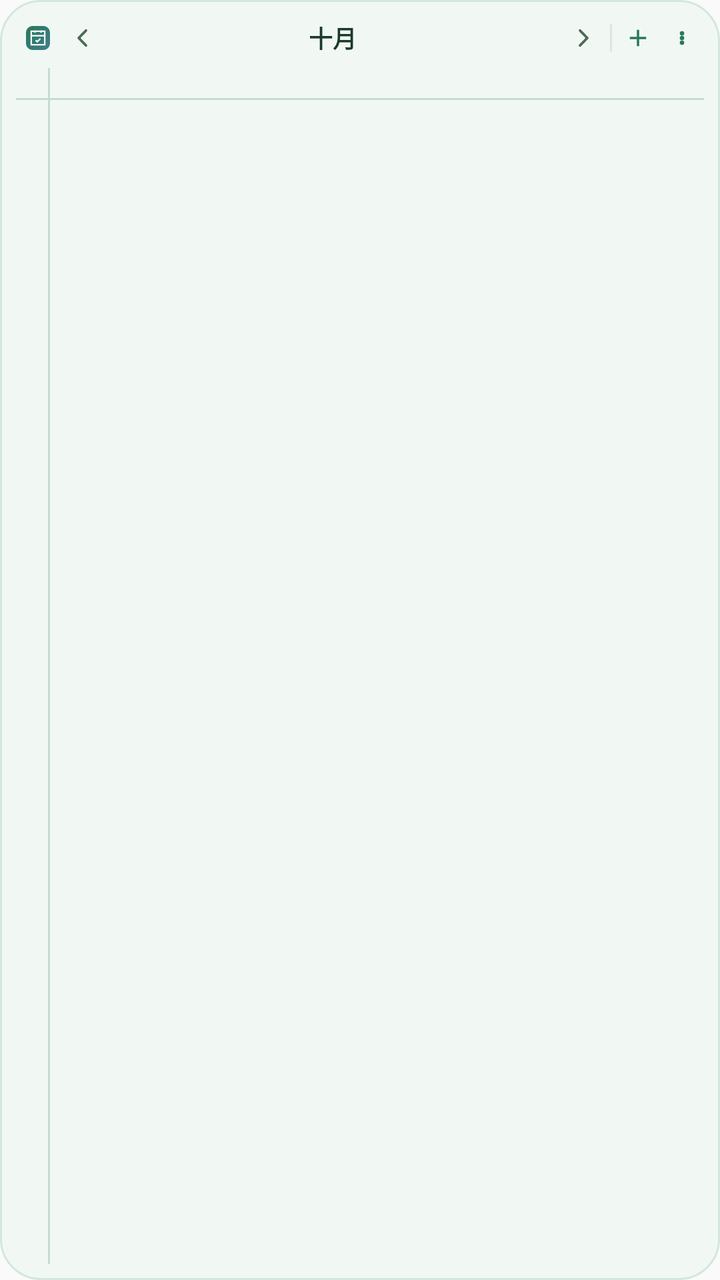
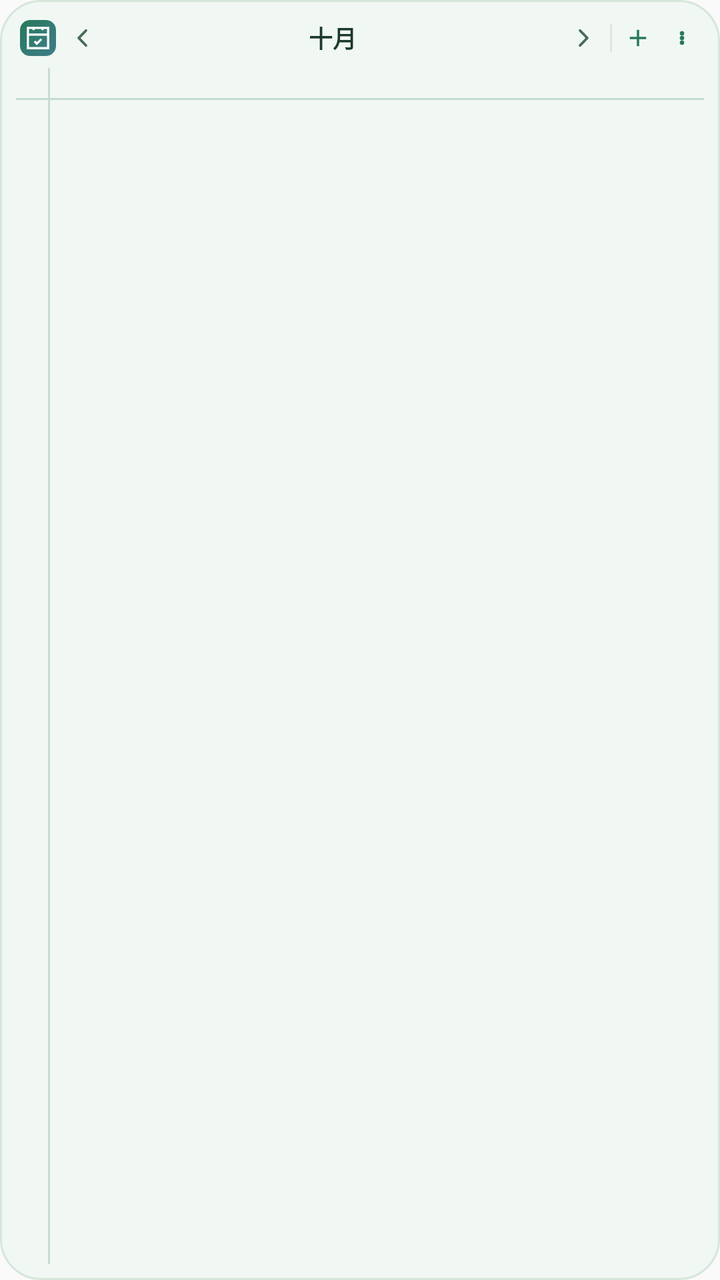

Two renders of the same Android screen: before a commit and after it. Below are the layout's source before the change and the commit's diff.
<!-- AndroidManifest.xml: application theme AppTheme -->
<!-- res/layout/widget_schedule.xml -->
<?xml version="1.0" encoding="utf-8"?>
<LinearLayout xmlns:android="http://schemas.android.com/apk/res/android"
    android:id="@+id/widget_root"
    android:layout_width="match_parent"
    android:layout_height="match_parent"
    android:background="@drawable/widget_bg"
    android:orientation="vertical"
    android:padding="8dp">

    
    <LinearLayout
        android:layout_width="match_parent"
        android:layout_height="22dp"
        android:gravity="center_vertical"
        android:orientation="horizontal">

        <ImageView
            android:id="@+id/iv_logo"
            android:layout_width="22dp"
            android:layout_height="22dp"
            android:contentDescription="回到今天"
            android:padding="5dp"
            android:src="@drawable/ic_widget_logo" />

        <ImageView
            android:id="@+id/btn_prev_month"
            android:layout_width="22dp"
            android:layout_height="22dp"
            android:contentDescription="上一周"
            android:padding="4dp"
            android:src="@drawable/ic_chevron_left" />

        <TextView
            android:id="@+id/tv_month"
            android:layout_width="0dp"
            android:layout_height="22dp"
            android:layout_weight="1"
            android:gravity="center"
            android:text="十月"
            android:textColor="#1B3A2A"
            android:textSize="12sp"
            android:textStyle="bold" />

        <ImageView
            android:id="@+id/btn_next_month"
            android:layout_width="22dp"
            android:layout_height="22dp"
            android:contentDescription="下一周"
            android:padding="4dp"
            android:src="@drawable/ic_chevron_right" />

        <TextView
            android:layout_width="1dp"
            android:layout_height="14dp"
            android:layout_marginLeft="2dp"
            android:layout_marginRight="2dp"
            android:background="#DDE5DD"
            android:text="" />

        <ImageView
            android:id="@+id/btn_add"
            android:layout_width="22dp"
            android:layout_height="22dp"
            android:contentDescription="新建任务"
            android:padding="4dp"
            android:src="@drawable/ic_plus" />

        <ImageView
            android:id="@+id/btn_settings"
            android:layout_width="22dp"
            android:layout_height="22dp"
            android:contentDescription="小组件设置"
            android:padding="4dp"
            android:src="@drawable/ic_more" />
    </LinearLayout>

    
    <LinearLayout
        android:id="@+id/date_strip"
        android:layout_width="match_parent"
        android:layout_height="wrap_content"
        android:layout_marginTop="2dp"
        android:orientation="horizontal" />

    
    <LinearLayout
        android:id="@+id/habit_rows"
        android:layout_width="match_parent"
        android:layout_height="wrap_content"
        android:layout_marginTop="3dp"
        android:background="#E7F3EA"
        android:orientation="vertical"
        android:padding="2dp"
        android:visibility="gone" />

    
    <LinearLayout
        android:id="@+id/panel"
        android:layout_width="match_parent"
        android:layout_height="0dp"
        android:layout_marginTop="2dp"
        android:layout_weight="1"
        android:orientation="vertical">

        
        <LinearLayout
            android:layout_width="match_parent"
            android:layout_height="15dp"
            android:orientation="horizontal">

            <TextView
                android:layout_width="16dp"
                android:layout_height="match_parent"
                android:text="" />

            <TextView
                android:layout_width="1dp"
                android:layout_height="match_parent"
                android:background="#C6DCCF"
                android:text="" />

            <LinearLayout
                android:id="@+id/untimed_bar"
                android:layout_width="0dp"
                android:layout_height="match_parent"
                android:layout_weight="1"
                android:gravity="center_vertical"
                android:orientation="horizontal" />
        </LinearLayout>

        
        <TextView
            android:layout_width="match_parent"
            android:layout_height="1dp"
            android:background="#C6DCCF"
            android:text="" />

        
        <LinearLayout
            android:layout_width="match_parent"
            android:layout_height="0dp"
            android:layout_weight="1"
            android:orientation="horizontal">

            <LinearLayout
                android:id="@+id/tl_scale"
                android:layout_width="16dp"
                android:layout_height="match_parent"
                android:orientation="vertical" />

            
            <TextView
                android:layout_width="1dp"
                android:layout_height="match_parent"
                android:background="#C6DCCF"
                android:text="" />

            <FrameLayout
                android:id="@+id/tl_frame"
                android:layout_width="0dp"
                android:layout_height="match_parent"
                android:layout_weight="1">

                <LinearLayout
                    android:id="@+id/tl_grid"
                    android:layout_width="match_parent"
                    android:layout_height="match_parent"
                    android:orientation="vertical" />

                
                <LinearLayout
                    android:id="@+id/tl_now"
                    android:layout_width="match_parent"
                    android:layout_height="match_parent"
                    android:orientation="vertical" />

                
                <LinearLayout
                    android:id="@+id/tl_tasks"
                    android:layout_width="match_parent"
                    android:layout_height="match_parent"
                    android:orientation="vertical" />
            </FrameLayout>
        </LinearLayout>
    </LinearLayout>

    
    <TextView
        android:id="@+id/tv_footer"
        android:layout_width="match_parent"
        android:layout_height="wrap_content"
        android:layout_marginTop="2dp"
        android:gravity="center"
        android:text=""
        android:textColor="#6B8574"
        android:textSize="9sp"
        android:visibility="gone" />
</LinearLayout>
<!-- resources referenced by this layout -->
<resources>
  <!-- drawable ic_chevron_left (drawable) -->
  <?xml version="1.0" encoding="utf-8"?>
  <vector xmlns:android="http://schemas.android.com/apk/res/android"
      android:width="24dp"
      android:height="24dp"
      android:viewportWidth="24"
      android:viewportHeight="24">
      <path
          android:pathData="M15.4,5.6 L9.2,12 L15.4,18.4"
          android:strokeColor="#4A6B58"
          android:strokeWidth="2.2"
          android:strokeLineCap="round"
          android:strokeLineJoin="round" />
  </vector>
  <!-- drawable ic_chevron_right (drawable) -->
  <?xml version="1.0" encoding="utf-8"?>
  <vector xmlns:android="http://schemas.android.com/apk/res/android"
      android:width="24dp"
      android:height="24dp"
      android:viewportWidth="24"
      android:viewportHeight="24">
      <path
          android:pathData="M8.6,5.6 L14.8,12 L8.6,18.4"
          android:strokeColor="#4A6B58"
          android:strokeWidth="2.2"
          android:strokeLineCap="round"
          android:strokeLineJoin="round" />
  </vector>
  <!-- drawable ic_more (drawable) -->
  <?xml version="1.0" encoding="utf-8"?>
  <vector xmlns:android="http://schemas.android.com/apk/res/android"
      android:width="24dp"
      android:height="24dp"
      android:viewportHeight="24"
      android:viewportWidth="24">
      <path
          android:fillColor="#27795A"
          android:pathData="M12,8m-1.9,0a1.9,1.9 0 1,0 3.8,0a1.9,1.9 0 1,0 -3.8,0" />
      <path
          android:fillColor="#27795A"
          android:pathData="M12,12m-1.9,0a1.9,1.9 0 1,0 3.8,0a1.9,1.9 0 1,0 -3.8,0" />
      <path
          android:fillColor="#27795A"
          android:pathData="M12,16m-1.9,0a1.9,1.9 0 1,0 3.8,0a1.9,1.9 0 1,0 -3.8,0" />
  </vector>
  <!-- drawable ic_plus (drawable) -->
  <?xml version="1.0" encoding="utf-8"?>
  <vector xmlns:android="http://schemas.android.com/apk/res/android"
      android:width="24dp"
      android:height="24dp"
      android:viewportWidth="24"
      android:viewportHeight="24">
      <path
          android:fillColor="#27795A"
          android:pathData="M11,5 L11,11 L5,11 L5,13 L11,13 L11,19 L13,19 L13,13 L19,13 L19,11 L13,11 L13,5 Z" />
  </vector>
  <!-- drawable widget_bg (drawable) -->
  <?xml version="1.0" encoding="utf-8"?>
  <shape xmlns:android="http://schemas.android.com/apk/res/android"
      android:shape="rectangle">
      <solid android:color="#F1F8F3" />
      <corners android:radius="20dp" />
      <stroke android:width="1dp" android:color="#D5E7DA" />
  </shape>
  <style name="AppTheme" parent="Theme.AppCompat.Light.DarkActionBar">
          
          <item name="colorPrimary">@color/colorPrimary</item>
          <item name="colorPrimaryDark">@color/colorPrimaryDark</item>
          <item name="colorAccent">@color/colorAccent</item>
      </style>
  <!-- unchanged entries left out for length: 1 -->
</resources>

<!-- the commit's change to res/layout/widget_schedule.xml (unified diff, before → after) -->
@@ -19,7 +19,7 @@
             android:layout_width="22dp"
             android:layout_height="22dp"
             android:contentDescription="回到今天"
-            android:padding="5dp"
+            android:padding="2dp"
             android:src="@drawable/ic_widget_logo" />
 
         <ImageView
